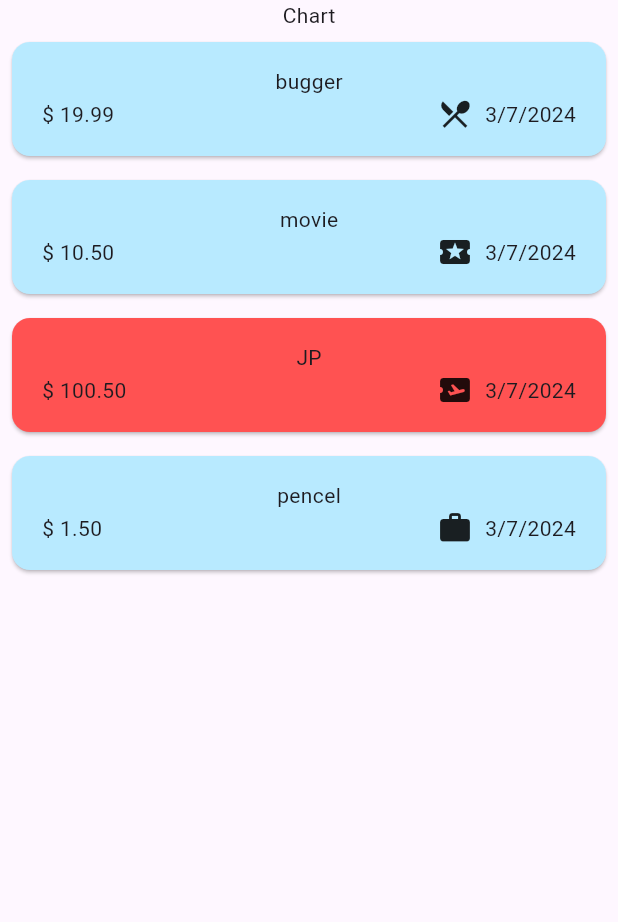
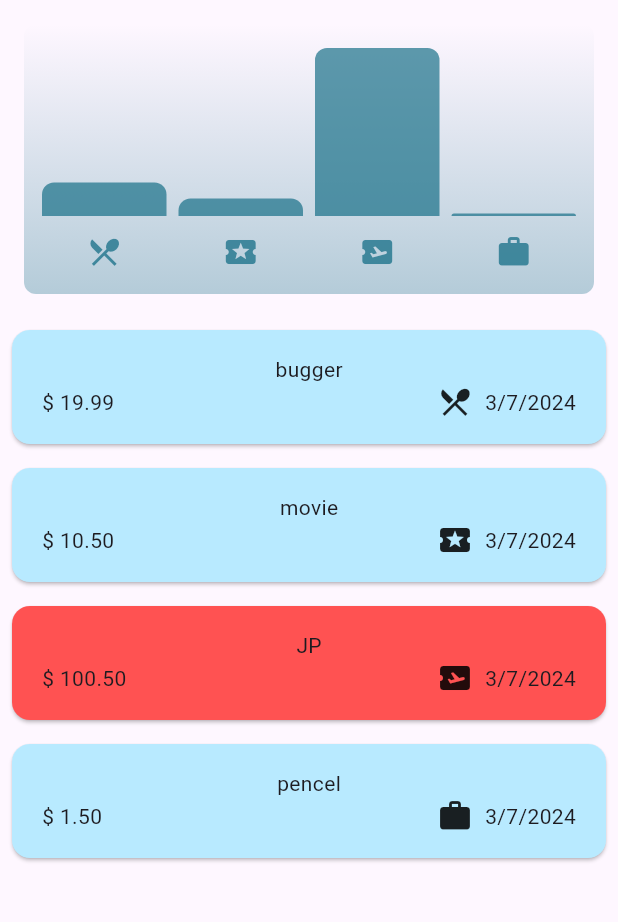
Before and after one commit to Shin-3117/Flutter-Study, a Flutter app: the screen it shows after launch, on a phone screen of 412 x 824 dp, the part 84-1006 px from its top. Run offline on Flutter 3.47's test engine with Material 3 defaults, Android fonts, the phone set to English and light mode, and no system bars; our stand-ins replace google_fonts.

Commit message:
Feat Chart

```diff
--- a/activity_theming/lib/main.dart
+++ b/activity_theming/lib/main.dart
@@ -64,11 +64,3 @@ class MyApp extends StatelessWidget {
     );
   }
 }
-
-/*
-ThemeData.dark().copyWith( // dark() no longer takes any arguments
-  useMaterial3: true,
-  colorScheme: kColorScheme,
-  cardTheme: ...
-)
- */
--- a/activity_theming/lib/models/expense.dart
+++ b/activity_theming/lib/models/expense.dart
@@ -39,3 +39,27 @@ class Expense {
     return formatter.format(date);
   }
 }
+
+class ExpenseBucket {
+  const ExpenseBucket({
+    required this.category,
+    required this.expenses,
+  });
+  //팩토리 생성자: 모든 지출 항목과 카테고리를 인자로 받아
+  //특정 카테고리에 속하는 지출 항목만을 포함하는 ExpenseBucket 인스턴스를 생성
+  ExpenseBucket.forCategory(List<Expense> allExpenses, this.category)
+      : expenses = allExpenses
+            .where((expense) => expense.category == category) //fitter
+            .toList();
+
+  final Category category;
+  final List<Expense> expenses;
+
+  double get totalExpenses {
+    double sum = 0;
+    for (final expense in expenses) {
+      sum += expense.amount;
+    }
+    return sum;
+  }
+}
--- /dev/null
+++ b/activity_theming/lib/widgets/chart/chart.dart
@@ -0,0 +1,94 @@
+import 'package:activity_theming/models/expense.dart';
+import 'package:activity_theming/widgets/chart/chart_bar.dart';
+import 'package:flutter/material.dart';
+
+class Chart extends StatelessWidget {
+  const Chart({super.key, required this.expenses});
+
+  final List<Expense> expenses;
+
+  List<ExpenseBucket> get buckets {
+    return [
+      ExpenseBucket.forCategory(expenses, Category.food),
+      ExpenseBucket.forCategory(expenses, Category.leisure),
+      ExpenseBucket.forCategory(expenses, Category.travel),
+      ExpenseBucket.forCategory(expenses, Category.work),
+    ];
+  }
+
+  double get maxTotalExpense {
+    double maxTotalExpense = 0;
+
+    for (final bucket in buckets) {
+      if (bucket.totalExpenses > maxTotalExpense) {
+        maxTotalExpense = bucket.totalExpenses;
+      }
+    }
+
+    return maxTotalExpense;
+  }
+
+  @override
+  Widget build(BuildContext context) {
+    final isDarkMode =
+        MediaQuery.of(context).platformBrightness == Brightness.dark;
+    return Container(
+      margin: const EdgeInsets.all(16),
+      padding: const EdgeInsets.symmetric(
+        vertical: 16,
+        horizontal: 8,
+      ),
+      width: double.infinity,
+      height: 180,
+      decoration: BoxDecoration(
+        borderRadius: BorderRadius.circular(8),
+        gradient: LinearGradient(
+          colors: [
+            Theme.of(context).colorScheme.primary.withOpacity(0.3),
+            Theme.of(context).colorScheme.primary.withOpacity(0.0)
+          ],
+          begin: Alignment.bottomCenter,
+          end: Alignment.topCenter,
+        ),
+      ),
+      child: Column(
+        children: [
+          Expanded(
+            child: Row(
+              crossAxisAlignment: CrossAxisAlignment.end,
+              children: [
+                for (final bucket in buckets) // alternative to map()
+                  ChartBar(
+                    fill: bucket.totalExpenses == 0
+                        ? 0
+                        : bucket.totalExpenses / maxTotalExpense,
+                  )
+              ],
+            ),
+          ),
+          const SizedBox(height: 12),
+          Row(
+            children: buckets
+                .map(
+                  (bucket) => Expanded(
+                    child: Padding(
+                      padding: const EdgeInsets.symmetric(horizontal: 4),
+                      child: Icon(
+                        categoryIcons[bucket.category],
+                        color: isDarkMode
+                            ? Theme.of(context).colorScheme.secondary
+                            : Theme.of(context)
+                                .colorScheme
+                                .primary
+                                .withOpacity(0.7),
+                      ),
+                    ),
+                  ),
+                )
+                .toList(),
+          )
+        ],
+      ),
+    );
+  }
+}
--- /dev/null
+++ b/activity_theming/lib/widgets/chart/chart_bar.dart
@@ -0,0 +1,34 @@
+import 'package:flutter/material.dart';
+
+class ChartBar extends StatelessWidget {
+  const ChartBar({
+    super.key,
+    required this.fill,
+  });
+
+  final double fill;
+
+  @override
+  Widget build(BuildContext context) {
+    final isDarkMode =
+        MediaQuery.of(context).platformBrightness == Brightness.dark;
+    return Expanded(
+      child: Padding(
+        padding: const EdgeInsets.symmetric(horizontal: 4),
+        child: FractionallySizedBox(
+          heightFactor: fill,
+          child: DecoratedBox(
+            decoration: BoxDecoration(
+              shape: BoxShape.rectangle,
+              borderRadius:
+                  const BorderRadius.vertical(top: Radius.circular(8)),
+              color: isDarkMode
+                  ? Theme.of(context).colorScheme.secondary
+                  : Theme.of(context).colorScheme.primary.withOpacity(0.65),
+            ),
+          ),
+        ),
+      ),
+    );
+  }
+}
--- a/activity_theming/lib/widgets/expenses.dart
+++ b/activity_theming/lib/widgets/expenses.dart
@@ -1,3 +1,4 @@
+import 'package:activity_theming/widgets/chart/chart.dart';
 import 'package:activity_theming/widgets/expenses_list/add_item_sheet.dart';
 import 'package:activity_theming/widgets/expenses_list/expenses_list.dart';
 import 'package:activity_theming/models/expense.dart';
@@ -95,7 +96,7 @@ class _ExpensesState extends State<Expenses> {
       ),
       body: Column(
         children: [
-          const Text('Chart'), //
+          Chart(expenses: _registeredExpenses), //
           Expanded(child: mainContent)
         ],
       ),
```
Also changed, not shown: 1 other file.
